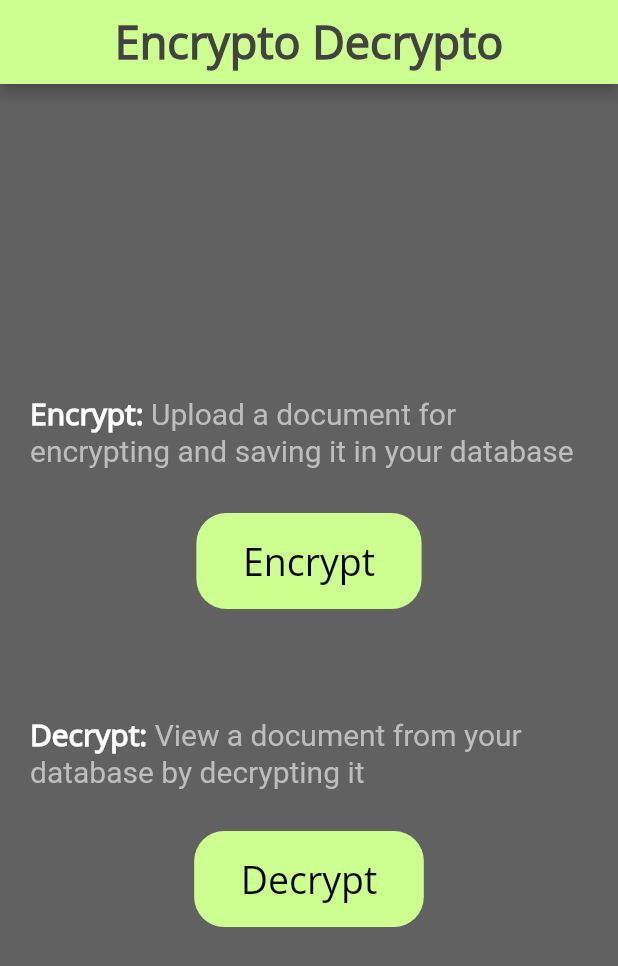
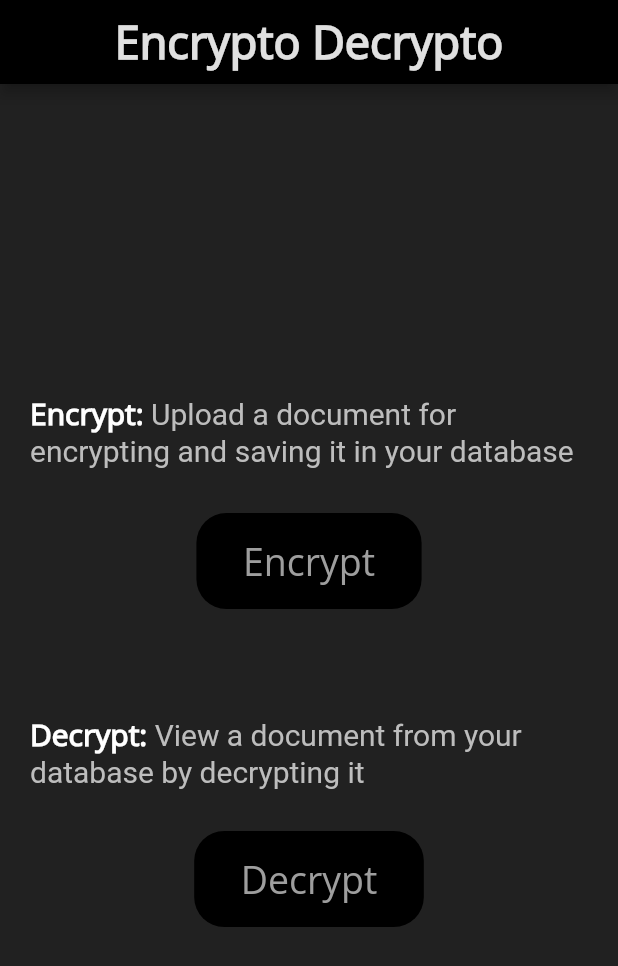
Before and after one commit to sooraj29/Encrypto_Decrypto, a Flutter app: the screen it shows after launch, on a phone screen of 412 x 824 dp. Shown: the top 966 px of the screen. Run offline on Flutter 3.47's test engine with Material 2 defaults, Android fonts, the light colour scheme and no system bars; our stand-ins replace flutter_spinkit; Roboto replaces fonts that are missing (Open-sans).

Commit message:
make it cooler

```diff
--- a/lib/Pages/home.dart
+++ b/lib/Pages/home.dart
@@ -8,19 +8,36 @@ class Home extends StatefulWidget {
   @override
   _HomeState createState() => _HomeState();
 }
+const MaterialColor primaryBlack = MaterialColor(
+  _blackPrimaryValue,
+  <int, Color>{
+    50: Color(0xFF000000),
+    100: Color(0xFF000000),
+    200: Color(0xFF000000),
+    300: Color(0xFF000000),
+    400: Color(0xFF000000),
+    500: Color(_blackPrimaryValue),
+    600: Color(0xFF000000),
+    700: Color(0xFF000000),
+    800: Color(0xFF000000),
+    900: Color(0xFF000000),
+  },
+);
+const int _blackPrimaryValue = 0xFF000000;
+class _HomeState extends State<Home> {
 
-class _HomeState extends State<Home> {
   @override
   Widget build(BuildContext context) {
     return MaterialApp(
       home: Scaffold(
-        backgroundColor: Colors.grey[700],
+        backgroundColor: Colors.grey[900],
         appBar: AppBar(
-          backgroundColor: Colors.lightGreenAccent[100],
+
+          backgroundColor: primaryBlack,
           title: Center(
             child: Text("Encrypto Decrypto",
             style: TextStyle(
-                color: Colors.grey[800],
+                color: Colors.grey[300],
               fontWeight: FontWeight.bold,
               fontFamily: 'Open-sans',
               fontSize: 30.0,
@@ -66,7 +83,7 @@ class _HomeState extends State<Home> {
                   child: const Text(
                     "Encrypt",
                     style: TextStyle(
-                      color: Colors.black,
+                      color: Colors.grey,
                       // fontWeight: FontWeight.bold,
                       fontSize: 25.0,
                       fontFamily: 'Open-Sans',
@@ -74,7 +91,7 @@ class _HomeState extends State<Home> {
                   ),
                 ),
                 style: ElevatedButton.styleFrom(
-                  primary: Colors.lightGreenAccent[100],
+                  primary: primaryBlack,
                   shape: RoundedRectangleBorder(
                     borderRadius: BorderRadius.circular(20.0),
                   ),
@@ -119,7 +136,7 @@ class _HomeState extends State<Home> {
                   child: const Text(
                     "Decrypt",
                     style: TextStyle(
-                      color: Colors.black,
+                      color: Colors.grey,
                       // fontWeight: FontWeight.bold,
                       fontSize: 25.0,
                         fontFamily: 'Open-Sans',
@@ -127,7 +144,7 @@ class _HomeState extends State<Home> {
                   ),
                 ),
                 style: ElevatedButton.styleFrom(
-                  primary: Colors.lightGreenAccent[100],
+                  primary: primaryBlack,
                   shape: RoundedRectangleBorder(
                     borderRadius: BorderRadius.circular(20.0),
                   ),
```
